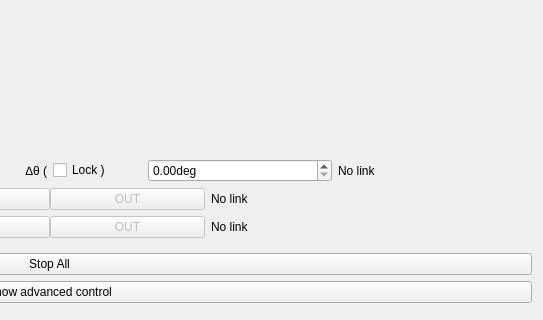
Old version of the form expander/expanderGui/expanderGui.ui in the repository MatthewJCameron/imbl; both pictures show x 444 to 987 and y 419 to 739 of the 987 by 739 pixel window.
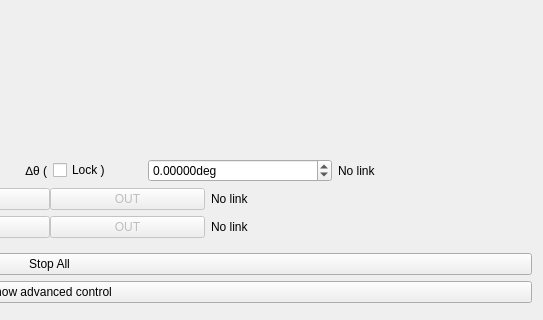
New version of the form. Icons and pictures are not drawn. Custom widgets are drawn as their Qt base class.

Commit message: energysetter expander now works

What changed in the file:
```diff
--- a/expander/expanderGui/expanderGui.ui
+++ b/expander/expanderGui/expanderGui.ui
@@ -93,6 +93,15 @@
           <property name="suffix">
            <string>deg</string>
           </property>
+          <property name="decimals">
+           <number>5</number>
+          </property>          
+          <property name="minimum">
+           <double>-2147483647.000000000000000</double>
+          </property>
+          <property name="maximum">
+           <double>2147483647.000000000000000</double>
+          </property>
          </widget>
         </item>
         <item>
```
The commit also changes 3 other files.
